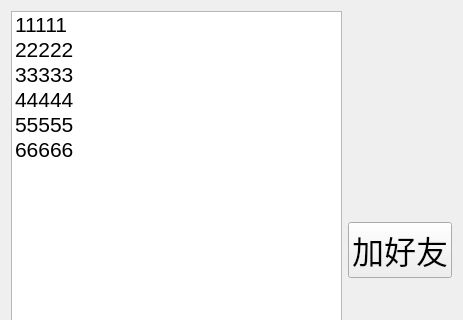
This is C++wangpan/TcpClient/online.ui in HuiPuKui/cpp_xiangmu as Qt 5 draws it before an edit; both pictures show x 0 to 463 and y 0 to 320 of the 463 by 500 pixel window. The edited form follows.
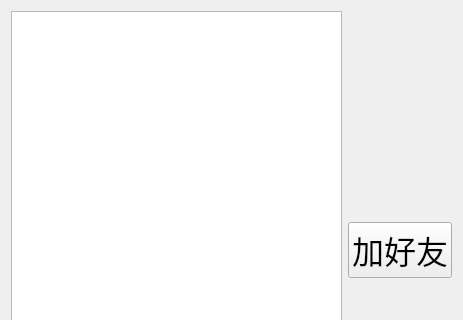
This is the edited form.

```diff
--- a/C++wangpan/TcpClient/online.ui
+++ b/C++wangpan/TcpClient/online.ui
@@ -24,36 +24,6 @@
          <pointsize>16</pointsize>
         </font>
        </property>
-       <item>
-        <property name="text">
-         <string>11111</string>
-        </property>
-       </item>
-       <item>
-        <property name="text">
-         <string>22222</string>
-        </property>
-       </item>
-       <item>
-        <property name="text">
-         <string>33333</string>
-        </property>
-       </item>
-       <item>
-        <property name="text">
-         <string>44444</string>
-        </property>
-       </item>
-       <item>
-        <property name="text">
-         <string>55555</string>
-        </property>
-       </item>
-       <item>
-        <property name="text">
-         <string>66666</string>
-        </property>
-       </item>
       </widget>
      </item>
      <item>
```
